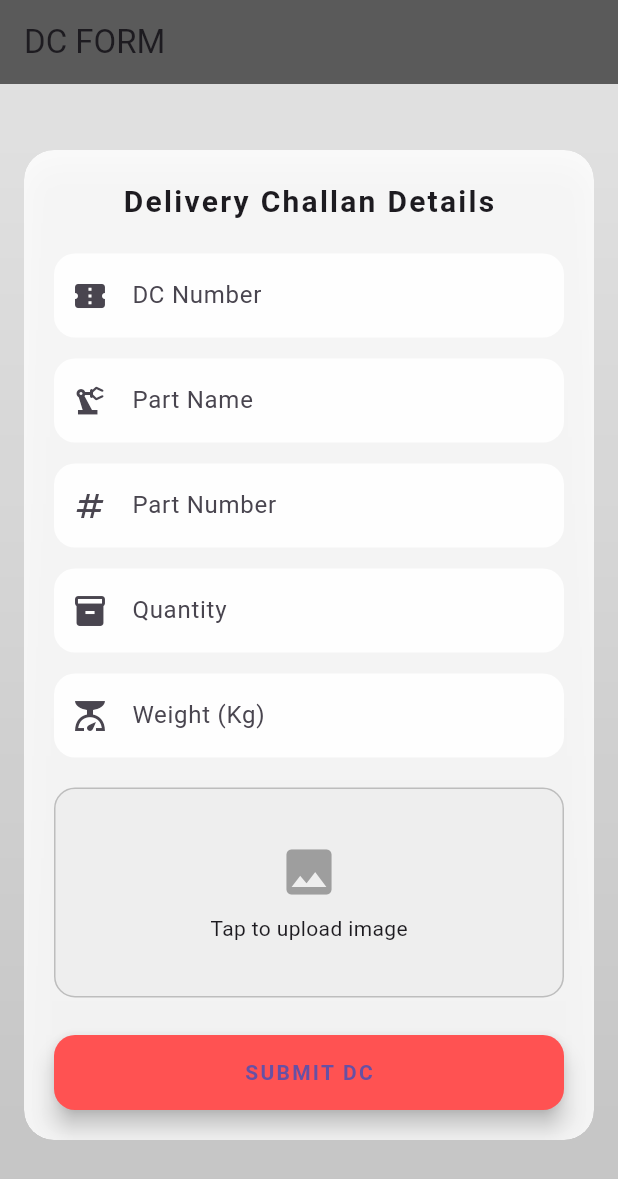
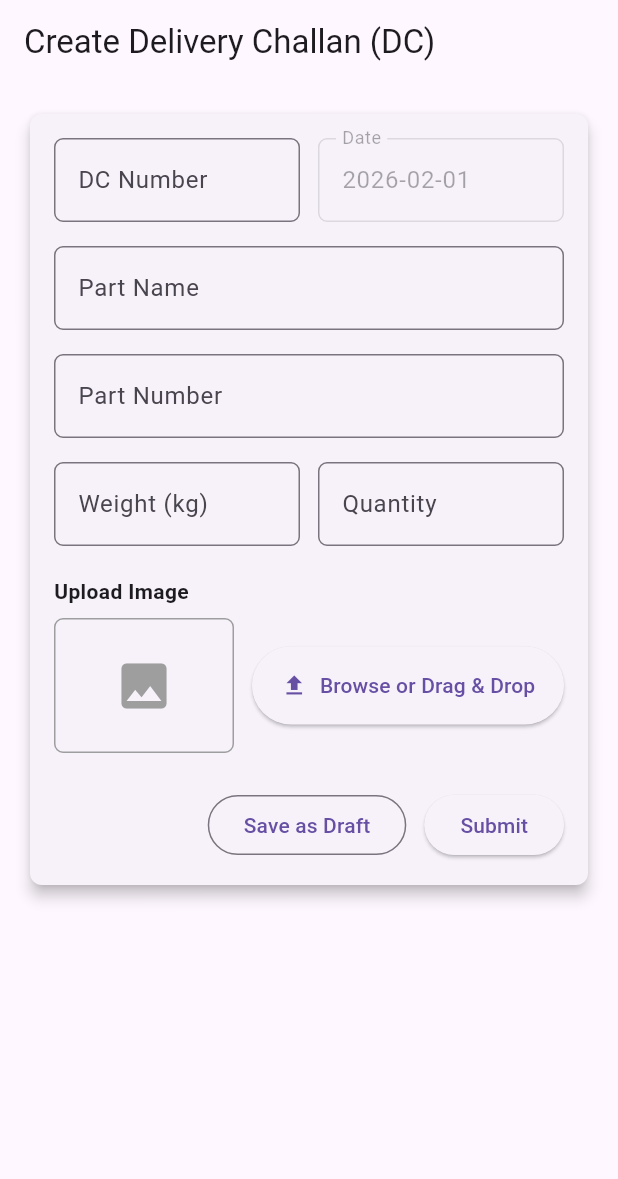
Before and after one commit to sobanaramakrishnan/IMT-SAP-Automation-Frontend, a Flutter app: the DcForm screen opened directly with empty values, on a phone screen of 412 x 824 dp. Shown: the top 1179 px of the screen. Run offline on Flutter 3.47's test engine with Material 3 defaults, Android fonts, the phone set to English and light mode, and no system bars; our stand-ins replace image_picker.

Commit message:
new screen for users

```diff
--- a/lib/screens/dc_form.dart
+++ b/lib/screens/dc_form.dart
@@ -1,5 +1,4 @@
 import 'dart:io';
-import 'dart:ui';
 import 'package:flutter/material.dart';
 import 'package:image_picker/image_picker.dart';
 import '../services/dc_service.dart';
@@ -24,12 +23,13 @@ class _DcFormState extends State<DcForm> {
 
   Future<void> pickImage() async {
     final picked = await ImagePicker().pickImage(source: ImageSource.gallery);
-    if (picked != null) setState(() => image = File(picked.path));
+    if (picked != null) {
+      setState(() => image = File(picked.path));
+    }
   }
 
   Future<void> submit() async {
     setState(() => isLoading = true);
-
     try {
       await DcService.submitDcDetails(
         userId: widget.userId,
@@ -53,15 +53,11 @@ class _DcFormState extends State<DcForm> {
     }
   }
 
-  InputDecoration _inputStyle(String label, IconData icon) {
+  InputDecoration input(String label) {
     return InputDecoration(
       labelText: label,
-      prefixIcon: Icon(icon),
-      filled: true,
-      fillColor: Colors.white.withOpacity(0.9),
       border: OutlineInputBorder(
-        borderRadius: BorderRadius.circular(14),
-        borderSide: BorderSide.none,
+        borderRadius: BorderRadius.circular(6),
       ),
     );
   }
@@ -69,150 +65,158 @@ class _DcFormState extends State<DcForm> {
   @override
   Widget build(BuildContext context) {
     return Scaffold(
-      extendBodyBehindAppBar: true,
       appBar: AppBar(
-        title: const Text("DC FORM"),
-        backgroundColor: Colors.black.withOpacity(0.6),
-        elevation: 0,
+        title: const Text("Create Delivery Challan (DC)"),
       ),
-      body: Stack(
+      body: SingleChildScrollView(
+        child: Padding(
+          padding: const EdgeInsets.all(16),
+          child: Card(
+            elevation: 4,
+            shape: RoundedRectangleBorder(
+              borderRadius: BorderRadius.circular(8),
+            ),
+            child: Padding(
+              padding: const EdgeInsets.all(16),
+              child: Column(
+                crossAxisAlignment: CrossAxisAlignment.start,
                 children: [
-          // Background Gradient
-          Container(
-            decoration: const BoxDecoration(
-              gradient: LinearGradient(
-                begin: Alignment.topCenter,
-                end: Alignment.bottomCenter,
-                colors: [
-                  Color(0xFFE0E0E0),
-                  Color(0xFFBDBDBD),
-                ],
+                  /// DC Number + Date
+                  Row(
+                    children: [
+                      Expanded(
+                        child: TextField(
+                          controller: dcNumberCtrl,
+                          decoration: input("DC Number"),
+                        ),
+                      ),
+                      const SizedBox(width: 12),
+                      Expanded(
+                        child: TextField(
+                          enabled: false,
+                          decoration: input("Date"),
+                          controller: TextEditingController(
+                            text: DateTime.now()
+                                .toIso8601String()
+                                .split('T')[0],
                           ),
                         ),
                       ),
+                    ],
+                  ),
+                  const SizedBox(height: 16),
 
-          // Blur Layer
-          BackdropFilter(
-            filter: ImageFilter.blur(sigmaX: 25, sigmaY: 25),
-            child: Container(color: Colors.white.withOpacity(0.1)),
+                  /// Part Name
+                  TextField(
+                    controller: partNameCtrl,
+                    decoration: input("Part Name"),
                   ),
+                  const SizedBox(height: 16),
 
-          // Form Card
-          SingleChildScrollView(
-            padding: const EdgeInsets.fromLTRB(16, 100, 16, 20),
-            child: ClipRRect(
-              borderRadius: BorderRadius.circular(20),
-              child: BackdropFilter(
-                filter: ImageFilter.blur(sigmaX: 15, sigmaY: 15),
-                child: Container(
-                  padding: const EdgeInsets.all(20),
-                  decoration: BoxDecoration(
-                    color: Colors.white.withOpacity(0.85),
-                    borderRadius: BorderRadius.circular(20),
-                    boxShadow: [
-                      BoxShadow(
-                        color: Colors.black.withOpacity(0.15),
-                        blurRadius: 15,
-                        offset: const Offset(0, 8),
+                  /// Part Number
+                  TextField(
+                    controller: partNumberCtrl,
+                    decoration: input("Part Number"),
+                  ),
+                  const SizedBox(height: 16),
+
+                  /// Weight + Quantity
+                  Row(
+                    children: [
+                      Expanded(
+                        child: TextField(
+                          controller: weightCtrl,
+                          keyboardType: TextInputType.number,
+                          decoration: input("Weight (kg)"),
+                        ),
+                      ),
+                      const SizedBox(width: 12),
+                      Expanded(
+                        child: TextField(
+                          controller: quantityCtrl,
+                          keyboardType: TextInputType.number,
+                          decoration: input("Quantity"),
+                        ),
                       ),
                     ],
                   ),
-                  child: Column(
-                    children: [
-                      const Text(
-                        "Delivery Challan Details",
-                        style: TextStyle(
-                          fontSize: 20,
-                          fontWeight: FontWeight.bold,
-                          letterSpacing: 1.5,
-                        ),
-                      ),
                   const SizedBox(height: 20),
 
-                      TextField(
-                        controller: dcNumberCtrl,
-                        decoration: _inputStyle("DC Number", Icons.confirmation_number),
+                  /// Upload Image
+                  const Text(
+                    "Upload Image",
+                    style: TextStyle(fontWeight: FontWeight.bold),
                   ),
-                      const SizedBox(height: 14),
+                  const SizedBox(height: 8),
 
-                      TextField(
-                        controller: partNameCtrl,
-                        decoration: _inputStyle("Part Name", Icons.precision_manufacturing),
-                      ),
-                      const SizedBox(height: 14),
-
-                      TextField(
-                        controller: partNumberCtrl,
-                        decoration: _inputStyle("Part Number", Icons.numbers),
-                      ),
-                      const SizedBox(height: 14),
-
-                      TextField(
-                        controller: quantityCtrl,
-                        keyboardType: TextInputType.number,
-                        decoration: _inputStyle("Quantity", Icons.inventory),
-                      ),
-                      const SizedBox(height: 14),
-
-                      TextField(
-                        controller: weightCtrl,
-                        keyboardType: TextInputType.number,
-                        decoration: _inputStyle("Weight (Kg)", Icons.scale),
-                      ),
-                      const SizedBox(height: 20),
-
-                      // Image Picker Card
-                      InkWell(
-                        onTap: pickImage,
-                        child: Container(
-                          height: 140,
-                          width: double.infinity,
+                  Row(
+                    children: [
+                      Container(
+                        height: 90,
+                        width: 120,
                         decoration: BoxDecoration(
-                            borderRadius: BorderRadius.circular(14),
-                            color: Colors.grey.shade200,
-                            border: Border.all(color: Colors.grey.shade400),
+                          border: Border.all(color: Colors.grey),
+                          borderRadius: BorderRadius.circular(6),
                         ),
                         child: image == null
-                              ? const Column(
-                                  mainAxisAlignment: MainAxisAlignment.center,
-                                  children: [
-                                    Icon(Icons.image, size: 40, color: Colors.grey),
-                                    SizedBox(height: 8),
-                                    Text("Tap to upload image"),
-                                  ],
+                            ? const Icon(
+                                Icons.image,
+                                size: 40,
+                                color: Colors.grey,
                               )
                             : ClipRRect(
-                                  borderRadius: BorderRadius.circular(14),
-                                  child: Image.file(image!, fit: BoxFit.cover),
+                                borderRadius: BorderRadius.circular(6),
+                                child: Image.file(
+                                  image!,
+                                  fit: BoxFit.cover,
                                 ),
                               ),
                       ),
+                      const SizedBox(width: 12),
 
-                      const SizedBox(height: 25),
-
-                      // Submit Button
-                      SizedBox(
-                        width: double.infinity,
-                        height: 50,
-                        child: ElevatedButton(
+                      /// 🔥 FIXED OVERFLOW HERE
+                      Expanded(
+                        child: ElevatedButton.icon(
+                          onPressed: pickImage,
+                          icon: const Icon(Icons.upload),
+                          label: const Text(
+                            "Browse or Drag & Drop",
+                            overflow: TextOverflow.ellipsis,
+                          ),
                           style: ElevatedButton.styleFrom(
-                            backgroundColor: Colors.redAccent,
-                            shape: RoundedRectangleBorder(
-                              borderRadius: BorderRadius.circular(14),
-                            ),
-                            elevation: 6,
-                          ),
-                          onPressed: isLoading ? null : submit,
-                          child: isLoading
-                              ? const CircularProgressIndicator(color: Colors.white)
-                              : const Text(
-                                  "SUBMIT DC",
-                                  style: TextStyle(
-                                    fontWeight: FontWeight.bold,
-                                    letterSpacing: 1.5,
+                            padding:
+                                const EdgeInsets.symmetric(vertical: 16),
                           ),
                         ),
                       ),
+                    ],
+                  ),
+
+                  const SizedBox(height: 24),
+
+                  /// Buttons
+                  Row(
+                    mainAxisAlignment: MainAxisAlignment.end,
+                    children: [
+                      OutlinedButton(
+                        onPressed: () {},
+                        child: const Text("Save as Draft"),
+                      ),
+                      const SizedBox(width: 12),
+                      ElevatedButton(
+                        onPressed: isLoading ? null : submit,
+                        child: isLoading
+                            ? const SizedBox(
+                                height: 18,
+                                width: 18,
+                                child: CircularProgressIndicator(
+                                  strokeWidth: 2,
+                                  color: Colors.white,
+                                ),
+                              )
+                            : const Text("Submit"),
+                      ),
+                    ],
                   ),
                 ],
               ),
@@ -220,8 +224,6 @@ class _DcFormState extends State<DcForm> {
           ),
         ),
       ),
-        ],
-      ),
     );
   }
 }
```
Lines whose indentation alone changed are shown as unchanged.
